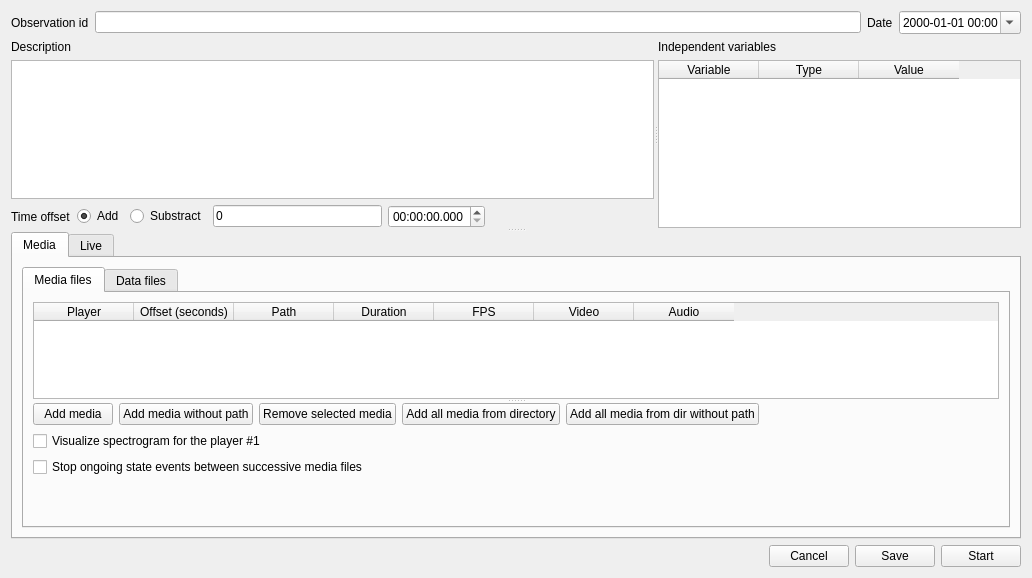
First picture: the form in src/observation.ui, repository olivierfriard/BORIS, before the edit.
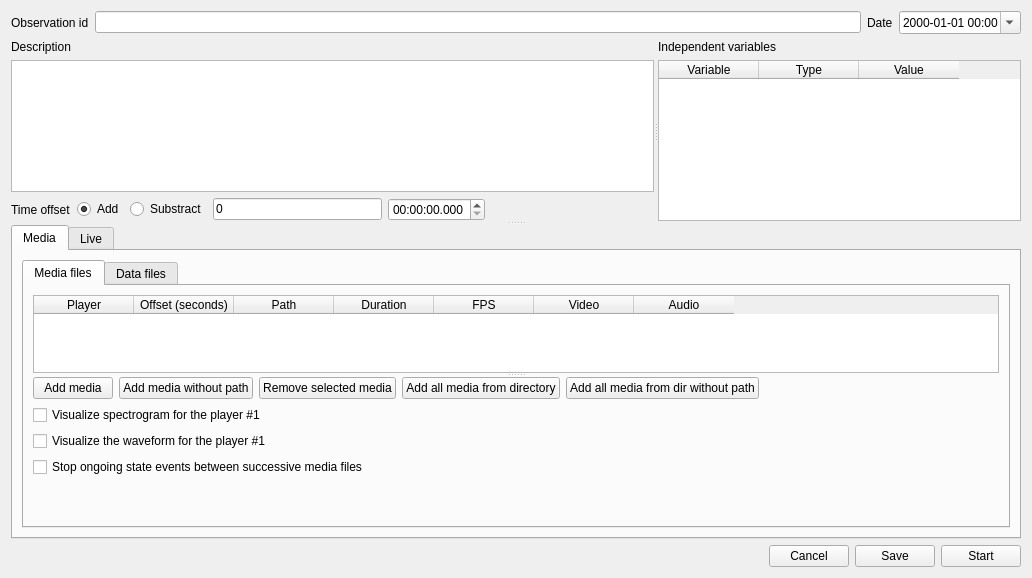
Second picture: the form after the edit. The open tabs and pages were chosen to show the change.

```diff
--- a/src/observation.ui
+++ b/src/observation.ui
@@ -343,6 +343,13 @@
                      </property>
                     </widget>
                    </item>
+                   <item>
+                    <widget class="QCheckBox" name="cb_visualize_waveform">
+                     <property name="text">
+                      <string>Visualize the waveform for the player #1</string>
+                     </property>
+                    </widget>
+                   </item>
                    <item>
                     <widget class="QCheckBox" name="cbCloseCurrentBehaviorsBetweenVideo">
                      <property name="text">
```
Left out of the diff: 2 changed lines with no effect on the pictures.
